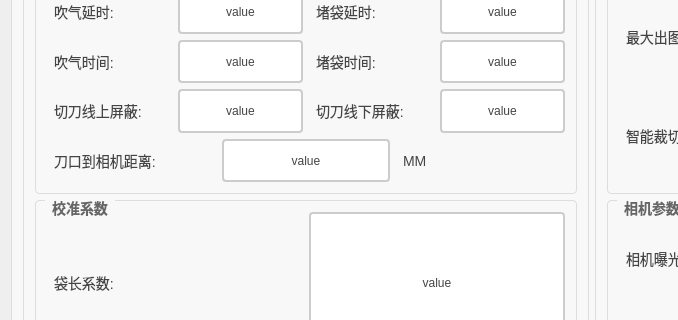
Above: Project/SmartCroppingOfBags/ui/DlgProductSet.ui from WIND-ROAD-RUN/RW_UL before the change; both pictures show x 0 to 678 and y 305 to 625 of the 1183 by 854 pixel window. Below: the same form after it.
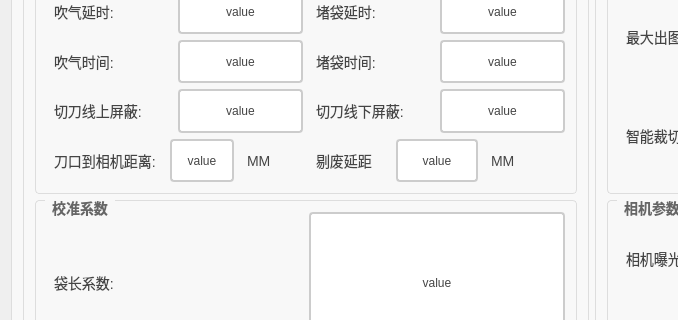
That is the form after the change. Icons and pictures are not drawn.

Commit message: 添加新的参数

```diff
--- a/Project/SmartCroppingOfBags/ui/DlgProductSet.ui
+++ b/Project/SmartCroppingOfBags/ui/DlgProductSet.ui
@@ -2030,6 +2030,8 @@
               </layout>
              </item>
              <item>
+              <layout class="QHBoxLayout" name="horizontalLayout_23">
+               <item>
               <layout class="QHBoxLayout" name="horizontalLayout_13">
                <item>
                 <widget class="QLabel" name="label_33">
@@ -2246,6 +2248,228 @@
                   <string>MM</string>
                  </property>
                 </widget>
+                 </item>
+                </layout>
+               </item>
+               <item>
+                <layout class="QHBoxLayout" name="horizontalLayout_22">
+                 <item>
+                  <widget class="QLabel" name="label_62">
+                   <property name="styleSheet">
+                    <string notr="true">/* 基础标签样式 */
+QLabel {
+    color: #444444;          /* 主文字色 */
+    font-size: 14px;         /* 标准字号 */
+    background: transparent; /* 透明背景 */
+    padding: 2px 4px;        /* 基础内边距 */
+}
+
+/* 标题样式 */
+QLabel.title {
+    font-size: 16px;
+    font-weight: 600;
+    color: #333333;
+    border-bottom: 1px solid #DDDDDD; /* 下划线装饰 */
+    padding-bottom: 4px;
+}
+
+/* 副标题/次要文本 */
+QLabel.subtitle {
+    color: #666666;
+    font-size: 13px;
+    font-style: italic;
+}
+
+/* 强调文本 */
+QLabel.emphasis {
+    color: #333333;
+    font-weight: 500;
+    background-color: #F5F5F5;
+    border-radius: 3px;
+    padding: 4px 8px;
+}
+
+/* 状态标签（成功/警告/错误） */
+QLabel[state=&quot;success&quot;] {
+    color: #228B22;          /* 森林绿 */
+    border-left: 3px solid #228B22;
+    padding-left: 8px;
+}
+
+QLabel[state=&quot;warning&quot;] {
+    color: #FF8C00;          /* 暗橙 */
+    border-left: 3px solid #FF8C00;
+    padding-left: 8px;
+}
+
+QLabel[state=&quot;error&quot;] {
+    color: #B22222;          /* 砖红 */
+    border-left: 3px solid #B22222;
+    padding-left: 8px;
+}
+
+/* 数据展示标签 */
+QLabel.data {
+    color: #2F4F4F;          /* 深石板灰 */
+    font-family: monospace;
+    border: 1px solid #E0E0E0;
+    background-color: #FFFFFF;
+    padding: 6px 12px;
+    border-radius: 4px;
+}
+
+/* 禁用状态 */
+QLabel:disabled {
+    color: #AAAAAA;
+    background-color: transparent;
+}
+
+/* 链接样式（伪链接效果） */
+QLabel.link {
+    color: #4682B4;          /* 钢蓝 */
+    text-decoration: underline;
+    border-bottom: 1px dotted #4682B4;
+}
+
+/* 图标标签 */
+QLabel.icon {
+    qproperty-alignment: AlignCenter;
+    border: 1px solid #E0E0E0;
+    border-radius: 4px;
+    background-color: #FFFFFF;
+    padding: 12px;
+}</string>
+                   </property>
+                   <property name="text">
+                    <string>剔废延距</string>
+                   </property>
+                  </widget>
+                 </item>
+                 <item>
+                  <widget class="QPushButton" name="btn_tiefeiyanju">
+                   <property name="sizePolicy">
+                    <sizepolicy hsizetype="Minimum" vsizetype="Minimum">
+                     <horstretch>0</horstretch>
+                     <verstretch>0</verstretch>
+                    </sizepolicy>
+                   </property>
+                   <property name="styleSheet">
+                    <string notr="true">QPushButton {
+    padding: 6px 14px;
+    border: 2px solid #CCC;
+    border-radius: 4px;
+    background-color: white;
+    color: #444;
+}
+
+QPushButton:hover {
+    border-color: #999;
+    background-color: #F5F5F5;
+}
+
+QPushButton:pressed {
+    border-color: #777;
+    background-color: #EEE;
+}</string>
+                   </property>
+                   <property name="text">
+                    <string>value</string>
+                   </property>
+                  </widget>
+                 </item>
+                 <item>
+                  <widget class="QLabel" name="label_63">
+                   <property name="styleSheet">
+                    <string notr="true">/* 基础标签样式 */
+QLabel {
+    color: #444444;          /* 主文字色 */
+    font-size: 14px;         /* 标准字号 */
+    background: transparent; /* 透明背景 */
+    padding: 2px 4px;        /* 基础内边距 */
+}
+
+/* 标题样式 */
+QLabel.title {
+    font-size: 16px;
+    font-weight: 600;
+    color: #333333;
+    border-bottom: 1px solid #DDDDDD; /* 下划线装饰 */
+    padding-bottom: 4px;
+}
+
+/* 副标题/次要文本 */
+QLabel.subtitle {
+    color: #666666;
+    font-size: 13px;
+    font-style: italic;
+}
+
+/* 强调文本 */
+QLabel.emphasis {
+    color: #333333;
+    font-weight: 500;
+    background-color: #F5F5F5;
+    border-radius: 3px;
+    padding: 4px 8px;
+}
+
+/* 状态标签（成功/警告/错误） */
+QLabel[state=&quot;success&quot;] {
+    color: #228B22;          /* 森林绿 */
+    border-left: 3px solid #228B22;
+    padding-left: 8px;
+}
+
+QLabel[state=&quot;warning&quot;] {
+    color: #FF8C00;          /* 暗橙 */
+    border-left: 3px solid #FF8C00;
+    padding-left: 8px;
+}
+
+QLabel[state=&quot;error&quot;] {
+    color: #B22222;          /* 砖红 */
+    border-left: 3px solid #B22222;
+    padding-left: 8px;
+}
+
+/* 数据展示标签 */
+QLabel.data {
+    color: #2F4F4F;          /* 深石板灰 */
+    font-family: monospace;
+    border: 1px solid #E0E0E0;
+    background-color: #FFFFFF;
+    padding: 6px 12px;
+    border-radius: 4px;
+}
+
+/* 禁用状态 */
+QLabel:disabled {
+    color: #AAAAAA;
+    background-color: transparent;
+}
+
+/* 链接样式（伪链接效果） */
+QLabel.link {
+    color: #4682B4;          /* 钢蓝 */
+    text-decoration: underline;
+    border-bottom: 1px dotted #4682B4;
+}
+
+/* 图标标签 */
+QLabel.icon {
+    qproperty-alignment: AlignCenter;
+    border: 1px solid #E0E0E0;
+    border-radius: 4px;
+    background-color: #FFFFFF;
+    padding: 12px;
+}</string>
+                   </property>
+                   <property name="text">
+                    <string>MM</string>
+                   </property>
+                  </widget>
+                 </item>
+                </layout>
                </item>
               </layout>
              </item>
```
Lines whose indentation alone changed are shown as unchanged. The commit also changes 2 other files.
